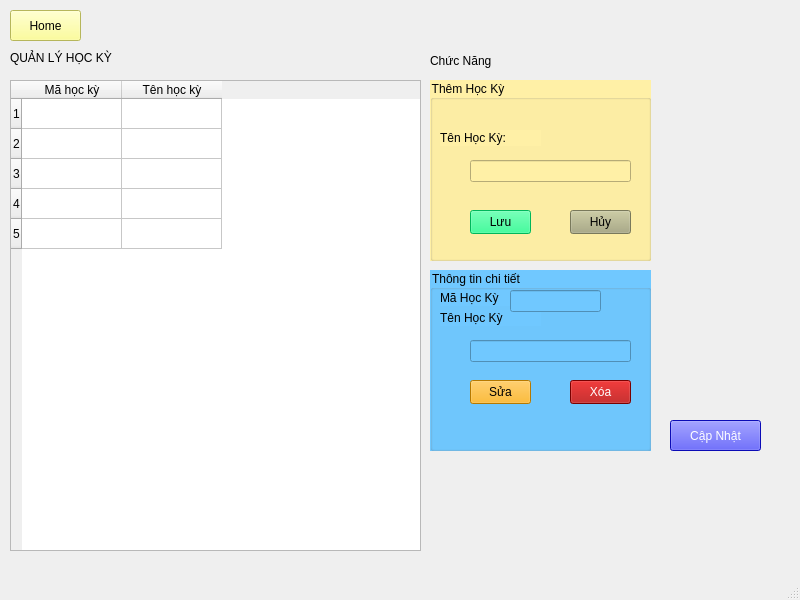
Above: Designer/QuanLyHocKy.ui from VoLeMinhNghia/Python_Project before the change. Below: the same form after it.
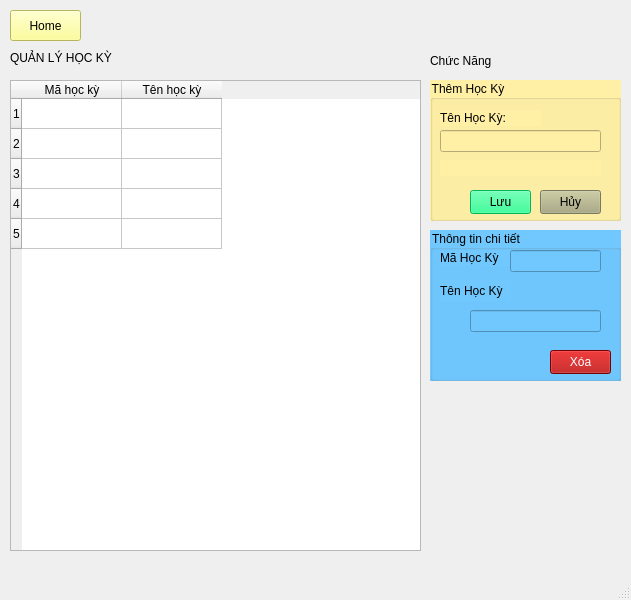
That is the form after the change. Icons and pictures are not drawn.

Patch:
```diff
--- a/Designer/QuanLyHocKy.ui
+++ b/Designer/QuanLyHocKy.ui
@@ -6,7 +6,7 @@
    <rect>
     <x>0</x>
     <y>0</y>
-    <width>800</width>
+    <width>631</width>
     <height>600</height>
    </rect>
   </property>
@@ -34,9 +34,9 @@
     <property name="geometry">
      <rect>
       <x>430</x>
-      <y>270</y>
-      <width>221</width>
-      <height>181</height>
+      <y>230</y>
+      <width>191</width>
+      <height>151</height>
      </rect>
     </property>
     <property name="styleSheet">
@@ -50,8 +50,8 @@
      <property name="geometry">
       <rect>
        <x>40</x>
-       <y>70</y>
-       <width>161</width>
+       <y>80</y>
+       <width>131</width>
        <height>22</height>
       </rect>
      </property>
@@ -62,27 +62,11 @@
       <bool>true</bool>
      </property>
     </widget>
-    <widget class="QPushButton" name="btnEdit">
-     <property name="geometry">
-      <rect>
-       <x>40</x>
-       <y>110</y>
-       <width>61</width>
-       <height>24</height>
-      </rect>
-     </property>
-     <property name="styleSheet">
-      <string notr="true">background-color: rgb(255, 170, 0);</string>
-     </property>
-     <property name="text">
-      <string>Sửa</string>
-     </property>
-    </widget>
     <widget class="QPushButton" name="btnDelete">
      <property name="geometry">
       <rect>
-       <x>140</x>
-       <y>110</y>
+       <x>120</x>
+       <y>120</y>
        <width>61</width>
        <height>24</height>
       </rect>
@@ -99,9 +83,9 @@
      <property name="geometry">
       <rect>
        <x>10</x>
-       <y>40</y>
-       <width>101</width>
-       <height>16</height>
+       <y>50</y>
+       <width>71</width>
+       <height>21</height>
       </rect>
      </property>
      <property name="styleSheet">
@@ -149,8 +133,8 @@
      <rect>
       <x>430</x>
       <y>80</y>
-      <width>221</width>
-      <height>181</height>
+      <width>191</width>
+      <height>141</height>
      </rect>
     </property>
     <property name="styleSheet">
@@ -164,7 +148,7 @@
      <property name="geometry">
       <rect>
        <x>10</x>
-       <y>50</y>
+       <y>30</y>
        <width>101</width>
        <height>16</height>
       </rect>
@@ -179,8 +163,8 @@
     <widget class="QLineEdit" name="NameHocKy">
      <property name="geometry">
       <rect>
-       <x>40</x>
-       <y>80</y>
+       <x>10</x>
+       <y>50</y>
        <width>161</width>
        <height>22</height>
       </rect>
@@ -196,7 +180,7 @@
      <property name="geometry">
       <rect>
        <x>40</x>
-       <y>130</y>
+       <y>110</y>
        <width>61</width>
        <height>24</height>
       </rect>
@@ -211,8 +195,8 @@
     <widget class="QPushButton" name="btnCancel">
      <property name="geometry">
       <rect>
-       <x>140</x>
-       <y>130</y>
+       <x>110</x>
+       <y>110</y>
        <width>61</width>
        <height>24</height>
       </rect>
@@ -224,34 +208,22 @@
       <string>Hủy</string>
      </property>
     </widget>
-   </widget>
-   <widget class="QPushButton" name="btnReload">
-    <property name="geometry">
-     <rect>
-      <x>670</x>
-      <y>420</y>
-      <width>91</width>
-      <height>31</height>
-     </rect>
-    </property>
-    <property name="styleSheet">
-     <string notr="true">background-color: rgb(16, 16, 255);
-font: 10pt &quot;Segoe UI&quot;;
-color: rgb(255, 255, 255);</string>
-    </property>
-    <property name="text">
-     <string>Cập Nhật</string>
-    </property>
-    <property name="icon">
-     <iconset>
-      <normaloff>images/ic/icreload.png</normaloff>images/ic/icreload.png</iconset>
-    </property>
-    <property name="iconSize">
-     <size>
-      <width>20</width>
-      <height>20</height>
-     </size>
-    </property>
+    <widget class="QLabel" name="err">
+     <property name="geometry">
+      <rect>
+       <x>10</x>
+       <y>80</y>
+       <width>161</width>
+       <height>16</height>
+      </rect>
+     </property>
+     <property name="styleSheet">
+      <string notr="true">color: rgb(170, 0, 0);</string>
+     </property>
+     <property name="text">
+      <string/>
+     </property>
+    </widget>
    </widget>
    <widget class="QLabel" name="label_6">
     <property name="geometry">
```
Left out of the diff: 2 changed lines with no effect on the pictures.
